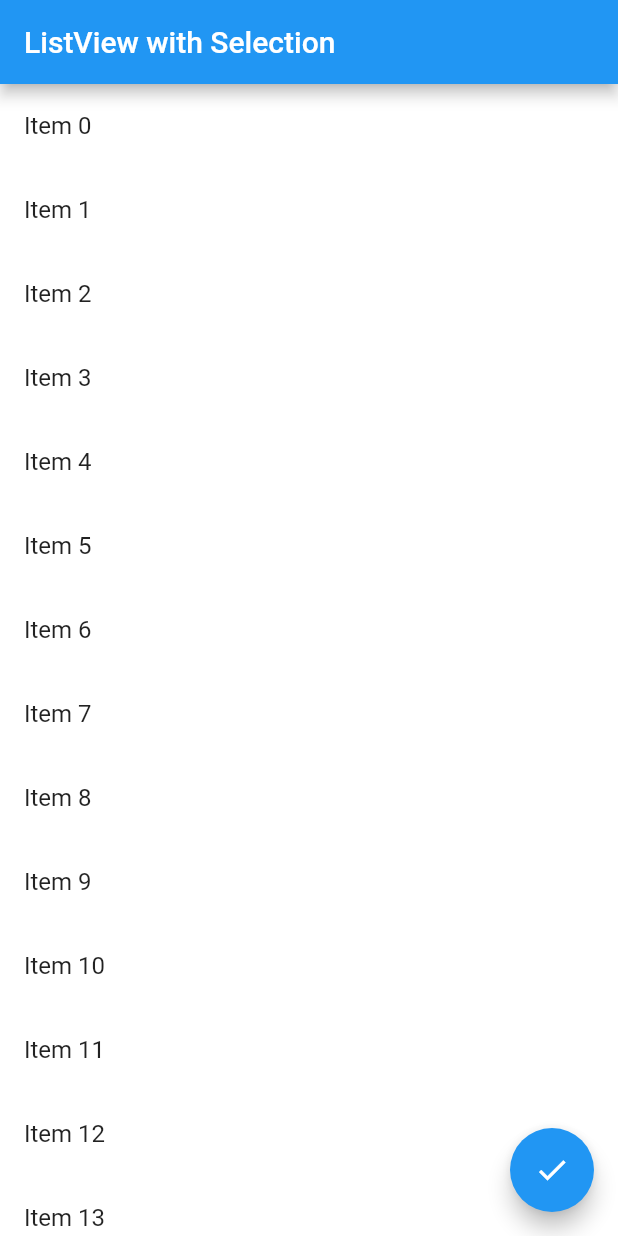
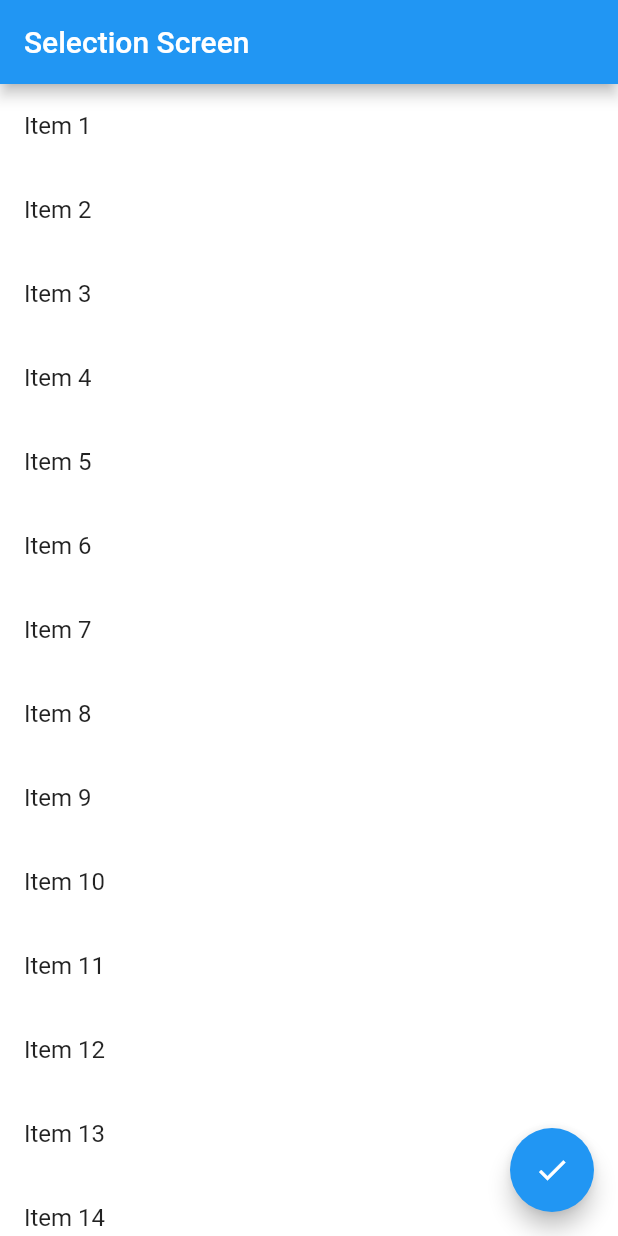
Before and after one commit to Thamina33/live_test_ostad, a Flutter app: the screen it shows after launch, on a phone screen of 412 x 824 dp. Run offline on Flutter 3.47's test engine with Material 2 defaults, Android fonts, the light colour scheme and no system bars; our stand-ins replace device_preview.

Commit message:
update some issue

```diff
--- a/lib/SelectionScreen.dart
+++ b/lib/SelectionScreen.dart
@@ -16,13 +16,13 @@ class _SelectionScreenState extends State<SelectionScreen> {
   Widget build(BuildContext context) {
     return Scaffold(
       appBar: AppBar(
-        title: Text("ListView with Selection"),
+        title: Text("Selection Screen"),
       ),
       body: ListView.builder(
-        itemCount: items.length,
+        itemCount: 20,
         itemBuilder: (context, index) {
           return ListTile(
-            title: Text(items[index]),
+            title: Text(items[index+1]),
             onTap: () {
               setState(() {
                 if (selectedItems.contains(index)) {
```
